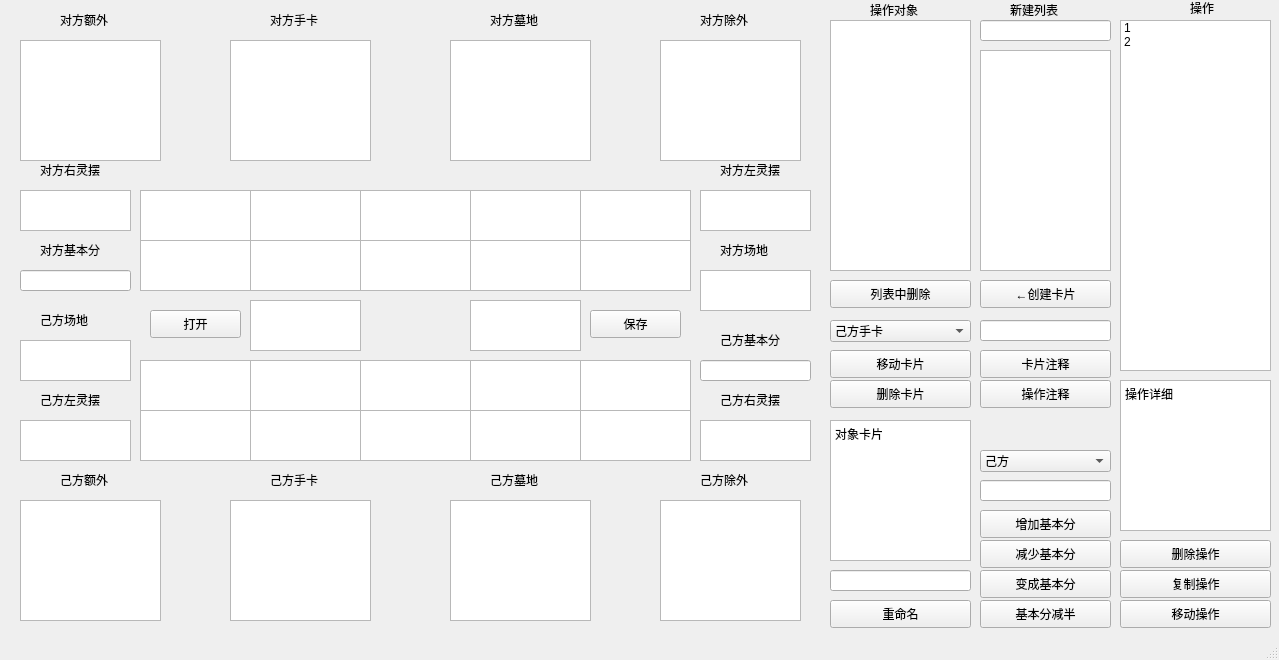
First picture: the form in editor.ui, repository Wind2009-Louse/DuelEditor, before the edit.
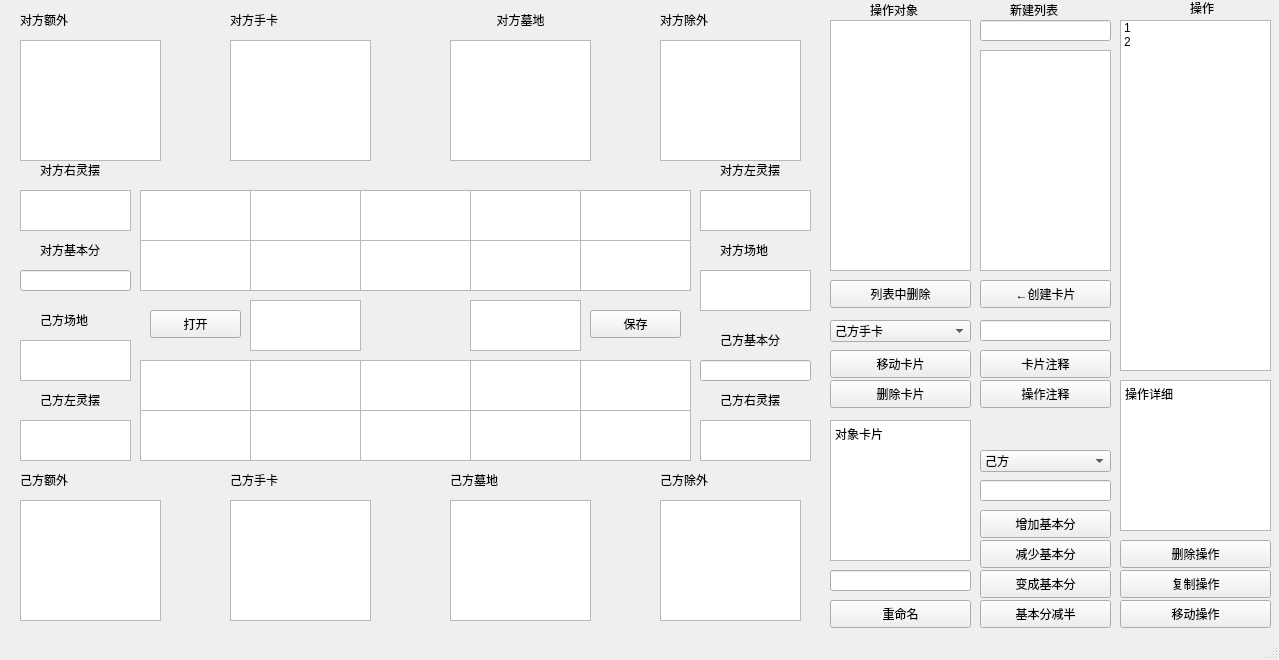
Second picture: the form after the edit.

The edit to the form file:
```diff
--- a/editor.ui
+++ b/editor.ui
@@ -191,9 +191,9 @@
     <widget class="QLabel" name="label_self_hands">
      <property name="geometry">
       <rect>
-       <x>50</x>
+       <x>10</x>
        <y>470</y>
-       <width>81</width>
+       <width>141</width>
        <height>20</height>
       </rect>
      </property>
@@ -214,9 +214,9 @@
     <widget class="QLabel" name="label_self_hands_2">
      <property name="geometry">
       <rect>
-       <x>260</x>
+       <x>220</x>
        <y>470</y>
-       <width>81</width>
+       <width>141</width>
        <height>20</height>
       </rect>
      </property>
@@ -419,9 +419,9 @@
     <widget class="QLabel" name="label_self_hands_14">
      <property name="geometry">
       <rect>
-       <x>480</x>
+       <x>440</x>
        <y>470</y>
-       <width>81</width>
+       <width>141</width>
        <height>20</height>
       </rect>
      </property>
@@ -452,9 +452,9 @@
     <widget class="QLabel" name="label_self_hands_15">
      <property name="geometry">
       <rect>
-       <x>690</x>
+       <x>650</x>
        <y>470</y>
-       <width>81</width>
+       <width>141</width>
        <height>20</height>
       </rect>
      </property>
@@ -697,22 +697,28 @@
     <widget class="QLabel" name="label_self_hands_17">
      <property name="geometry">
       <rect>
-       <x>480</x>
+       <x>440</x>
        <y>10</y>
-       <width>81</width>
+       <width>141</width>
        <height>20</height>
       </rect>
      </property>
+     <property name="layoutDirection">
+      <enum>Qt::LeftToRight</enum>
+     </property>
      <property name="text">
       <string>对方墓地</string>
      </property>
+     <property name="alignment">
+      <set>Qt::AlignCenter</set>
+     </property>
     </widget>
     <widget class="QLabel" name="label_self_hands_4">
      <property name="geometry">
       <rect>
-       <x>260</x>
+       <x>220</x>
        <y>10</y>
-       <width>81</width>
+       <width>141</width>
        <height>20</height>
       </rect>
      </property>
@@ -743,9 +749,9 @@
     <widget class="QLabel" name="label_self_hands_12">
      <property name="geometry">
       <rect>
-       <x>50</x>
+       <x>10</x>
        <y>10</y>
-       <width>81</width>
+       <width>141</width>
        <height>20</height>
       </rect>
      </property>
@@ -756,9 +762,9 @@
     <widget class="QLabel" name="label_self_hands_20">
      <property name="geometry">
       <rect>
-       <x>690</x>
+       <x>650</x>
        <y>10</y>
-       <width>81</width>
+       <width>141</width>
        <height>20</height>
       </rect>
      </property>
```
